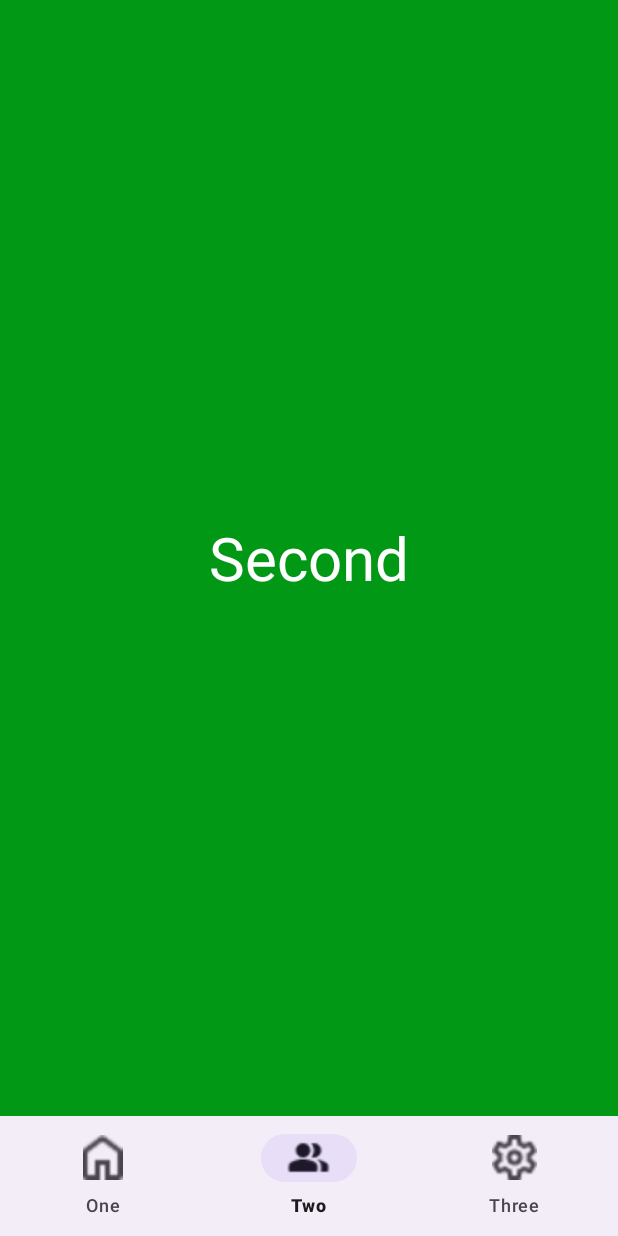
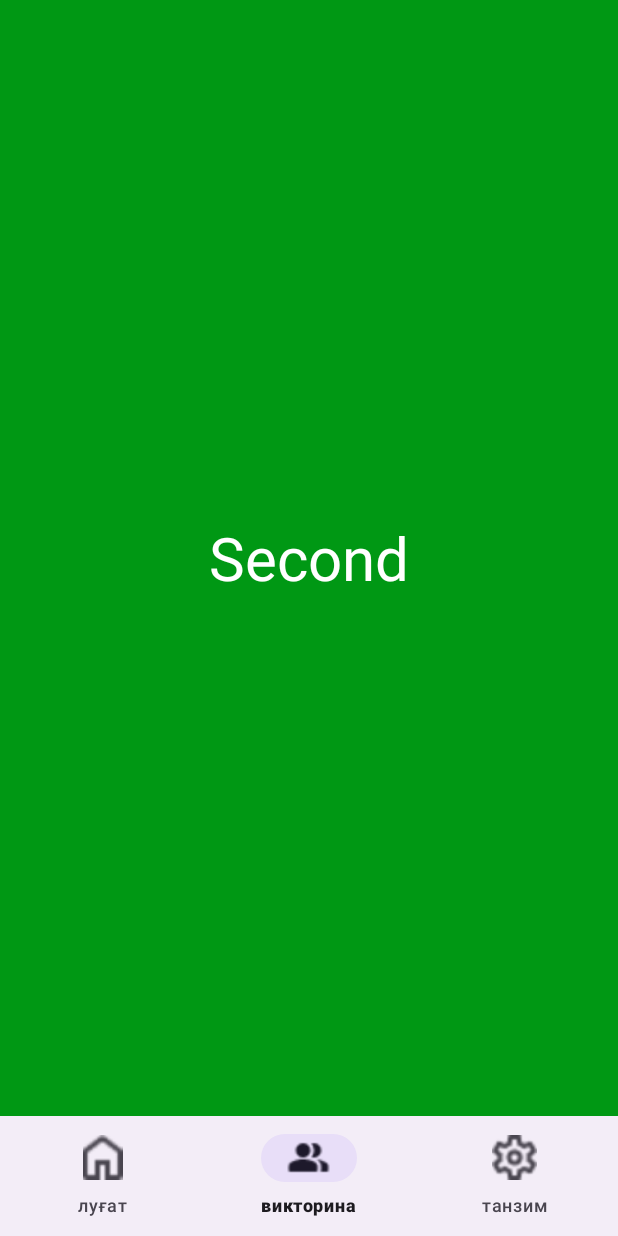
Before and after one commit to zafardeveloper/Dictionary, an Android app: the screen it shows after launch (MainActivity), item 2 of the bottom bar chosen, on a phone screen of 412 x 824 dp. Run offline under Robolectric (Android 15) with nearby library versions, the phone set to English and light mode, and no system bars.

Commit message:
added SplashScreen and animations

```diff
--- a/app/src/main/java/com/example/bottomnavigation_practise/MainActivity.kt
+++ b/app/src/main/java/com/example/bottomnavigation_practise/MainActivity.kt
@@ -5,6 +5,7 @@ import android.os.Bundle
 import androidx.fragment.app.Fragment
 import com.example.bottomnavigation_practise.screen.FirstFragment
 import com.example.bottomnavigation_practise.screen.SecondFragment
+import com.example.bottomnavigation_practise.screen.SplashFragment
 import com.example.bottomnavigation_practise.screen.ThirdFragment
 import com.google.android.material.bottomnavigation.BottomNavigationView
 
@@ -13,13 +14,13 @@ class MainActivity : AppCompatActivity() {
     override fun onCreate(savedInstanceState: Bundle?) {
         super.onCreate(savedInstanceState)
         setContentView(R.layout.activity_main)
-        replaceFragment(FirstFragment())
+        replaceFragment(SplashFragment())
 
         findViewById<BottomNavigationView>(R.id.bottom_navigation_view).setOnItemSelectedListener {
             when (it.itemId) {
-                R.id.item_home -> replaceFragment(FirstFragment())
-                R.id.item_people -> replaceFragment(SecondFragment())
-                R.id.item_settings -> replaceFragment(ThirdFragment())
+                R.id.item_home -> postDelayed { replaceFragment(FirstFragment()) }
+                R.id.item_people -> postDelayed { replaceFragment(SecondFragment()) }
+                R.id.item_settings -> postDelayed { replaceFragment(ThirdFragment()) }
             }
             true
         }
@@ -27,8 +28,22 @@ class MainActivity : AppCompatActivity() {
     }
 
     private fun replaceFragment(fragment: Fragment) {
-        supportFragmentManager.beginTransaction()
-           .replace(R.id.nav_host_fragment, fragment)
-           .commit()
+        val fragmentTransaction = supportFragmentManager.beginTransaction()
+
+        // Добавьте анимации перехода
+        fragmentTransaction.setCustomAnimations(
+            R.anim.from_right,  // анимация при входе нового фрагмента
+            R.anim.to_left,  // анимация при выходе старого фрагмента
+            R.anim.from_left,  // анимация при входе старого фрагмента (при нажатии кнопки "Назад")
+            R.anim.to_right)  // анимация при выходе нового фрагмента (при нажатии кнопки "Назад")
+        fragmentTransaction.replace(R.id.nav_host_fragment, fragment)
+        fragmentTransaction.addToBackStack(null)
+        fragmentTransaction.commit()
+    }
+
+    private fun postDelayed(action: () -> Unit) {
+        findViewById<BottomNavigationView>(R.id.bottom_navigation_view).postDelayed({
+            action.invoke()
+        }, 300)
     }
 }
--- /dev/null
+++ b/app/src/main/java/com/example/bottomnavigation_practise/screen/SplashFragment.kt
@@ -0,0 +1,42 @@
+package com.example.bottomnavigation_practise.screen
+
+import android.os.Bundle
+import androidx.fragment.app.Fragment
+import android.view.LayoutInflater
+import android.view.View
+import android.view.ViewGroup
+import com.example.bottomnavigation_practise.MainActivity
+import com.example.bottomnavigation_practise.R
+import com.google.android.material.bottomnavigation.BottomNavigationView
+import kotlinx.coroutines.CoroutineScope
+import kotlinx.coroutines.Dispatchers
+import kotlinx.coroutines.delay
+import kotlinx.coroutines.launch
+
+class SplashFragment : Fragment() {
+
+    override fun onCreateView(
+        inflater: LayoutInflater, container: ViewGroup?,
+        savedInstanceState: Bundle?
+    ): View? {
+        val view = inflater.inflate(R.layout.fragment_splash, container, false)
+
+        (activity as? MainActivity)?.findViewById<BottomNavigationView>(R.id.bottom_navigation_view)?.visibility = View.GONE
+
+        CoroutineScope(Dispatchers.Main).launch {
+            delay(2000L)
+            (activity as? MainActivity)?.let { mainActivity ->
+
+                mainActivity.supportFragmentManager.beginTransaction()
+                    .setCustomAnimations(
+                        R.anim.from_bottom, R.anim.to_top)
+                    .replace(R.id.nav_host_fragment, FirstFragment())
+                    .commit()
+
+                mainActivity.findViewById<BottomNavigationView>(R.id.bottom_navigation_view)?.visibility = View.VISIBLE
+            }
+        }
+
+        return view
+    }
+}
--- /dev/null
+++ b/app/src/main/res/anim/from_bottom.xml
@@ -0,0 +1,9 @@
+<?xml version="1.0" encoding="utf-8"?>
+<set xmlns:android="http://schemas.android.com/apk/res/android">
+
+    <translate
+        android:duration="250"
+        android:fromYDelta="100%"
+        android:toYDelta="0%" />
+
+</set>
--- /dev/null
+++ b/app/src/main/res/anim/from_left.xml
@@ -0,0 +1,9 @@
+<?xml version="1.0" encoding="utf-8"?>
+<set xmlns:android="http://schemas.android.com/apk/res/android">
+
+    <translate
+        android:duration="300"
+        android:fromXDelta="-100%"
+        android:toXDelta="0%" />
+
+</set>
--- /dev/null
+++ b/app/src/main/res/anim/from_right.xml
@@ -0,0 +1,9 @@
+<?xml version="1.0" encoding="utf-8"?>
+<set xmlns:android="http://schemas.android.com/apk/res/android">
+
+    <translate
+        android:duration="150"
+        android:fromXDelta="100%"
+        android:toXDelta="0%" />
+
+</set>
--- /dev/null
+++ b/app/src/main/res/anim/to_left.xml
@@ -0,0 +1,9 @@
+<?xml version="1.0" encoding="utf-8"?>
+<set xmlns:android="http://schemas.android.com/apk/res/android">
+
+    <translate
+        android:duration="150"
+        android:fromXDelta="0%"
+        android:toXDelta="-100%" />
+
+</set>
--- /dev/null
+++ b/app/src/main/res/anim/to_right.xml
@@ -0,0 +1,9 @@
+<?xml version="1.0" encoding="utf-8"?>
+<set xmlns:android="http://schemas.android.com/apk/res/android">
+
+    <translate
+        android:duration="300"
+        android:fromXDelta="0%"
+        android:toXDelta="100%" />
+
+</set>
--- /dev/null
+++ b/app/src/main/res/anim/to_top.xml
@@ -0,0 +1,9 @@
+<?xml version="1.0" encoding="utf-8"?>
+<set xmlns:android="http://schemas.android.com/apk/res/android">
+
+    <translate
+        android:duration="250"
+        android:fromYDelta="0%"
+        android:toYDelta="100%" />
+
+</set>
--- a/app/src/main/res/layout/activity_main.xml
+++ b/app/src/main/res/layout/activity_main.xml
@@ -12,7 +12,7 @@
         android:id="@+id/nav_host_fragment"
         android:layout_width="match_parent"
         android:layout_height="0dp"
-        android:layout_weight="1"/>
+        android:layout_weight="1" />
 
     <com.google.android.material.bottomnavigation.BottomNavigationView
         android:id="@+id/bottom_navigation_view"
--- /dev/null
+++ b/app/src/main/res/layout/fragment_splash.xml
@@ -0,0 +1,20 @@
+<?xml version="1.0" encoding="utf-8"?>
+<LinearLayout xmlns:android="http://schemas.android.com/apk/res/android"
+    xmlns:tools="http://schemas.android.com/tools"
+    android:layout_width="match_parent"
+    android:layout_height="match_parent"
+    tools:context=".screen.SplashFragment">
+
+    <RelativeLayout
+        android:layout_width="match_parent"
+        android:layout_height="match_parent">
+
+        <ImageView
+            android:layout_width="match_parent"
+            android:layout_height="match_parent"
+            android:scaleType="fitXY"
+            android:src="@drawable/splash" />
+
+    </RelativeLayout>
+
+</LinearLayout>
--- a/app/src/main/res/menu/bottom_menu.xml
+++ b/app/src/main/res/menu/bottom_menu.xml
@@ -3,16 +3,16 @@
     <item
         android:id="@+id/item_home"
         android:icon="@drawable/ic_home"
-        android:title="One" />
+        android:title="луғат" />
 
     <item
         android:id="@+id/item_people"
         android:icon="@drawable/ic_people"
-        android:title="Two" />
+        android:title="викторина" />
 
     <item
         android:id="@+id/item_settings"
         android:icon="@drawable/ic_settings"
-        android:title="Three" />
+        android:title="танзим" />
 
 </menu>
--- a/app/src/main/res/values/strings.xml
+++ b/app/src/main/res/values/strings.xml
@@ -1,3 +1,5 @@
 <resources>
     <string name="app_name">bottomNavigation_Practise</string>
+    <!-- TODO: Remove or change this placeholder text -->
+    <string name="hello_blank_fragment">Hello blank fragment</string>
 </resources>
```
Also changed, not shown: app/src/main/res/drawable/splash.jpg (added).
